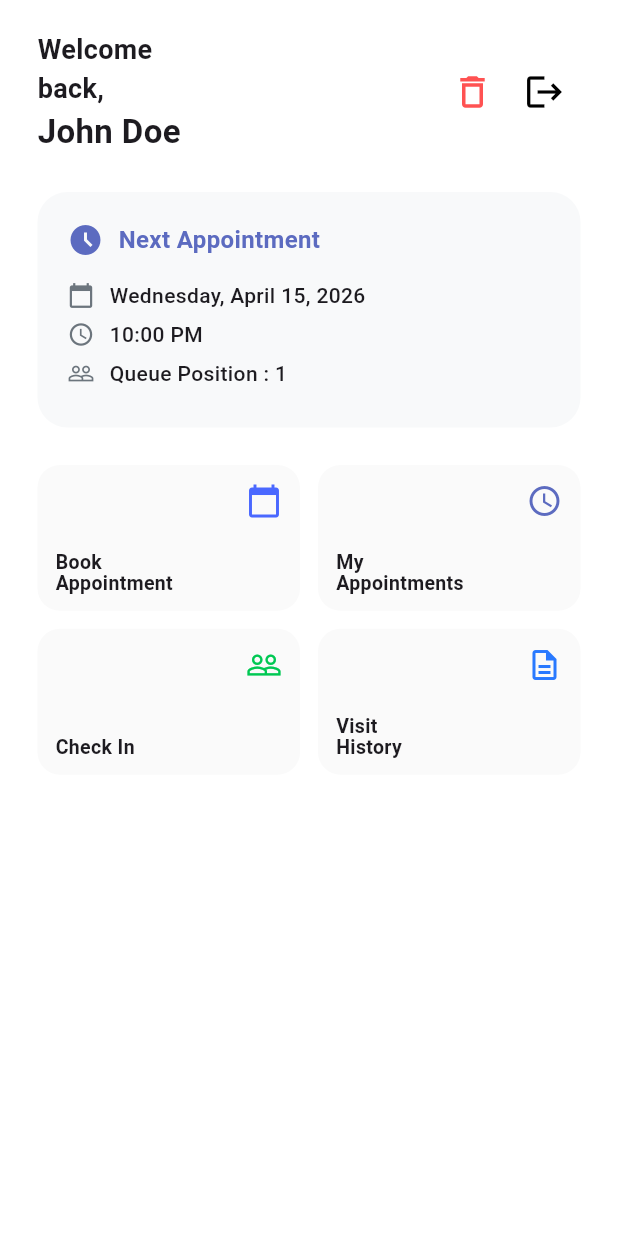
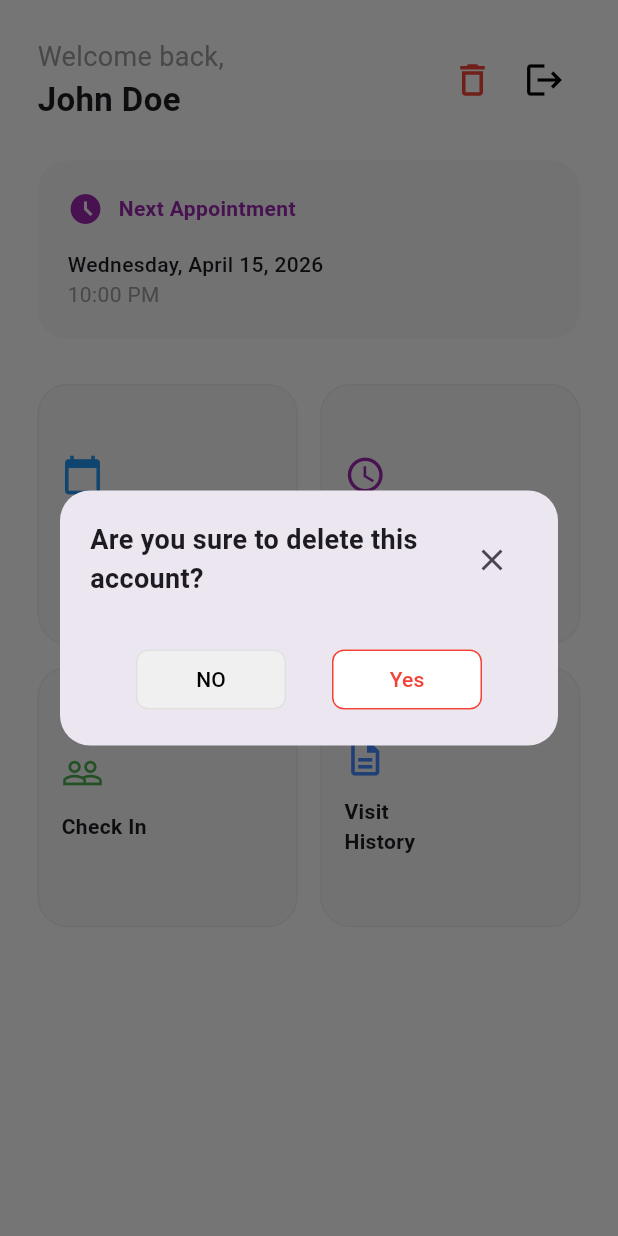
Before and after one commit to SelamawitMulat/MedLine_MobileAppProject2018, a Flutter app: the PatientPortalScreen screen opened by its route, after a tap on the "delete outline" icon, on a phone screen of 412 x 824 dp. Run offline on Flutter 3.47's test engine with Material 3 defaults, Android fonts, the phone set to English and light mode, and no system bars; our stand-ins replace go_router, table_calendar.

Commit message:
change_patient_portal

```diff
--- a/lib/features/home/presentation/screens/patient_portal/patient_portal.dart
+++ b/lib/features/home/presentation/screens/patient_portal/patient_portal.dart
@@ -5,26 +5,90 @@ import 'package:med_line/core/constants/app_colors.dart';
 class PatientPortalScreen extends StatelessWidget {
   const PatientPortalScreen({super.key});
 
+  void _showDeleteDialog(BuildContext context) {
+    showDialog(
+      context: context,
+      builder: (context) => Dialog(
+        shape: RoundedRectangleBorder(borderRadius: BorderRadius.circular(20)),
+        child: Container(
+          padding: const EdgeInsets.all(20),
+          child: Column(
+            mainAxisSize: MainAxisSize.min,
+            children: [
+              Row(
+                mainAxisAlignment: MainAxisAlignment.spaceBetween,
+                children: [
+                  const Expanded(
+                    child: Text("Are you sure to delete this account?",
+                        style: TextStyle(
+                            fontSize: 18, fontWeight: FontWeight.bold)),
+                  ),
+                  IconButton(
+                      icon: const Icon(Icons.close),
+                      onPressed: () => Navigator.pop(context)),
+                ],
+              ),
+              const SizedBox(height: 30),
+              Row(
+                mainAxisAlignment: MainAxisAlignment.spaceEvenly,
+                children: [
+                  SizedBox(
+                    width: 100,
+                    child: ElevatedButton(
+                      onPressed: () => Navigator.pop(context),
+                      style: ElevatedButton.styleFrom(
+                        backgroundColor: const Color(0xFFF0F0F0),
+                        elevation: 0,
+                        shape: RoundedRectangleBorder(
+                            borderRadius: BorderRadius.circular(8),
+                            side: BorderSide(color: Colors.grey.shade300)),
+                      ),
+                      child: const Text("NO",
+                          style: TextStyle(color: Colors.black)),
+                    ),
+                  ),
+                  SizedBox(
+                    width: 100,
+                    child: ElevatedButton(
+                      onPressed: () => context.go('/'),
+                      style: ElevatedButton.styleFrom(
+                        backgroundColor: Colors.white,
+                        elevation: 0,
+                        shape: RoundedRectangleBorder(
+                            borderRadius: BorderRadius.circular(8),
+                            side: const BorderSide(color: Colors.red)),
+                      ),
+                      child: const Text("Yes",
+                          style: TextStyle(color: Colors.red)),
+                    ),
+                  ),
+                ],
+              ),
+            ],
+          ),
+        ),
+      ),
+    );
+  }
+
   @override
   Widget build(BuildContext context) {
     return Scaffold(
-      backgroundColor: AppColors.scaffoldBg,
+      backgroundColor: Colors.white,
       body: SafeArea(
         child: SingleChildScrollView(
-          padding: const EdgeInsets.symmetric(horizontal: 25, vertical: 20),
+          padding: const EdgeInsets.all(25),
           child: Column(
             crossAxisAlignment: CrossAxisAlignment.start,
             children: [
-              // Header
               Row(
                 mainAxisAlignment: MainAxisAlignment.spaceBetween,
                 children: [
                   const Column(
                     crossAxisAlignment: CrossAxisAlignment.start,
                     children: [
-                      Text("Welcome\nback,",
-                          style: TextStyle(
-                              fontSize: 18, fontWeight: FontWeight.bold)),
+                      Text("Welcome back,",
+                          style: TextStyle(fontSize: 18, color: Colors.grey)),
                       Text("John Doe",
                           style: TextStyle(
                               fontSize: 22, fontWeight: FontWeight.bold)),
@@ -34,12 +98,12 @@ class PatientPortalScreen extends StatelessWidget {
                     children: [
                       IconButton(
                         icon: const Icon(Icons.delete_outline,
-                            color: AppColors.errorRed, size: 28),
-                        onPressed: () {},
+                            color: Colors.red, size: 28),
+                        onPressed: () => _showDeleteDialog(context),
                       ),
                       IconButton(
                         icon: const Icon(Icons.logout,
-                            color: AppColors.textBlack, size: 28),
+                            color: Colors.black, size: 28),
                         onPressed: () => context.go('/login'),
                       ),
                     ],
@@ -47,39 +111,28 @@ class PatientPortalScreen extends StatelessWidget {
                 ],
               ),
               const SizedBox(height: 25),
-
               _buildAppointmentCard(),
-              const SizedBox(height: 25), // Slightly reduced spacing
-
-              // Navigation Grid
+              const SizedBox(height: 30),
               GridView.count(
                 shrinkWrap: true,
                 physics: const NeverScrollableScrollPhysics(),
                 crossAxisCount: 2,
-                mainAxisSpacing: 12,
-                crossAxisSpacing: 12,
-                // INCREASED Aspect Ratio makes the buttons shorter/smaller
-                childAspectRatio: 1.8,
+                mainAxisSpacing: 15,
+                crossAxisSpacing: 15,
+                childAspectRatio: 1.0,
                 children: [
+                  _actionTile(context, "Book\nAppointment",
+                      Icons.calendar_today, Colors.blue, '/book-appointment'),
+                  _actionTile(context, "My\nAppointments", Icons.access_time,
+                      Colors.purple, '/my-appointments'),
+                  _actionTile(context, "Check In", Icons.people_outline,
+                      Colors.green, '/check-in'),
                   _actionTile(
-                    "Book\nAppointment",
-                    Icons.calendar_today,
-                    AppColors.primaryBlue,
-                    () => context.push('/book-appointment'),
-                  ),
-                  _actionTile(
-                    "My\nAppointments",
-                    Icons.access_time,
-                    AppColors.secondaryPurple,
-                    () => context.push('/my-appointments'),
-                  ),
-                  _actionTile("Check In", Icons.people_outline,
-                      AppColors.successGreen, () => context.push('/check-in')),
-                  _actionTile(
+                      context,
                       "Visit\nHistory",
                       Icons.description_outlined,
-                      AppColors.accentBlue,
-                      () => context.push('/visit-summary')),
+                      Colors.blueAccent,
+                      '/visit-summary'),
                 ],
               ),
             ],
@@ -88,75 +141,53 @@ class PatientPortalScreen extends StatelessWidget {
       ),
     );
   }
+
   Widget _buildAppointmentCard() {
     return Container(
       width: double.infinity,
       padding: const EdgeInsets.all(20),
       decoration: BoxDecoration(
-        color: AppColors.cardGrey,
-        borderRadius: BorderRadius.circular(20),
-      ),
-      child: Column(
+          color: const Color(0xFFF8F9FB),
+          borderRadius: BorderRadius.circular(20)),
+      child: const Column(
         crossAxisAlignment: CrossAxisAlignment.start,
         children: [
-          const Row(
-            children: [
-              Icon(Icons.access_time_filled,
-                  color: AppColors.secondaryPurple, size: 24),
-              SizedBox(width: 10),
-              Text("Next Appointment",
-                  style: TextStyle(
-                      color: AppColors.secondaryPurple,
-                      fontSize: 16,
-                      fontWeight: FontWeight.bold)),
-            ],
-          ),
-          const SizedBox(height: 15),
-          _detailRow(Icons.calendar_today, "Wednesday, April 15, 2026"),
-          _detailRow(Icons.access_time, "10:00 PM"),
-          _detailRow(Icons.people_outline, "Queue Position : 1"),
+          Row(children: [
+            Icon(Icons.access_time_filled, color: Colors.purple, size: 24),
+            SizedBox(width: 10),
+            Text("Next Appointment",
+                style: TextStyle(
+                    color: Colors.purple, fontWeight: FontWeight.bold)),
+          ]),
+          SizedBox(height: 15),
+          Text("Wednesday, April 15, 2026",
+              style: TextStyle(fontWeight: FontWeight.w500)),
+          Text("10:00 PM", style: TextStyle(color: Colors.grey)),
         ],
       ),
     );
   }
 
-  Widget _detailRow(IconData icon, String text) => Padding(
-        padding: const EdgeInsets.only(bottom: 6.0),
-        child: Row(
+  Widget _actionTile(BuildContext context, String title, IconData icon,
+      Color color, String route) {
+    return InkWell(
+      onTap: () => context.push(route),
+      child: Container(
+        padding: const EdgeInsets.all(15),
+        decoration: BoxDecoration(
+          color: const Color(0xFFF8F9FB),
+          borderRadius: BorderRadius.circular(20),
+          border: Border.all(color: Colors.grey.shade200),
+        ),
+        child: Column(
+          mainAxisAlignment: MainAxisAlignment.center,
+          crossAxisAlignment: CrossAxisAlignment.start,
           children: [
-            Icon(icon, color: AppColors.textGrey, size: 18),
-            const SizedBox(width: 10),
-            Text(text,
+            Icon(icon, color: color, size: 28),
+            const SizedBox(height: 12),
+            Text(title,
                 style:
-                    const TextStyle(fontSize: 14, fontWeight: FontWeight.w500)),
-          ],
-        ),
-      );
-
-  Widget _actionTile(
-      String title, IconData icon, Color color, VoidCallback onTap) {
-    return InkWell(
-      onTap: onTap,
-      borderRadius: BorderRadius.circular(15),
-      child: Container(
-        // Reduced internal padding
-        padding: const EdgeInsets.all(12),
-        decoration: BoxDecoration(
-          color: AppColors.borderGrey.withOpacity(0.3),
-          borderRadius: BorderRadius.circular(15),
-        ),
-        child: Stack(
-          children: [
-            Align(
-                alignment: Alignment.bottomLeft,
-                child: Text(title,
-                    style: const TextStyle(
-                        fontWeight: FontWeight.bold,
-                        fontSize: 13, // Reduced font size
-                        height: 1.1))),
-            Align(
-                alignment: Alignment.topRight,
-                child: Icon(icon, color: color, size: 24)), // Reduced icon size
+                    const TextStyle(fontWeight: FontWeight.bold, fontSize: 14)),
           ],
         ),
       ),
```
